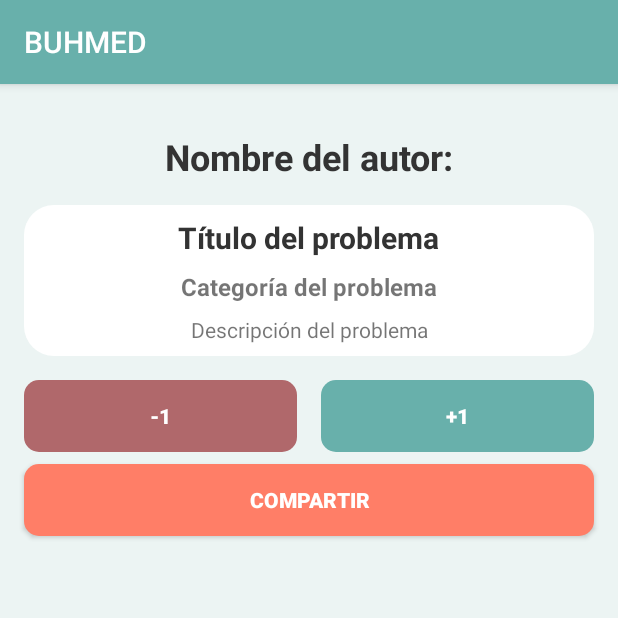
After one commit to Ilnux/Senasoft2020, an Android app: the VerPublicacionActivity screen opened directly, with no data from a screen before it, on a phone screen of 412 x 824 dp, the top half of it. The commit adds this screen. Run offline under Robolectric (Android 15) with nearby library versions, the phone set to English and light mode, and no system bars.

Commit message:
Visualizador de publicaciones interfaz terminada

```diff
--- a/app/src/main/AndroidManifest.xml
+++ b/app/src/main/AndroidManifest.xml
@@ -1,6 +1,9 @@
 <?xml version="1.0" encoding="utf-8"?>
 <manifest xmlns:android="http://schemas.android.com/apk/res/android"
     package="senasoft2020.buhmed">
+
+    <uses-permission android:name="android.permission.ACCESS_NETWORK_STATE" />
+    <uses-permission android:name="android.permission.ACCESS_WIFI_STATE" />
 
     <application
         android:allowBackup="true"
@@ -8,10 +11,11 @@
         android:label="@string/app_name"
         android:supportsRtl="true"
         android:theme="@style/AppTheme">
-
-        <activity android:name=".ActivityComuna"></activity>
-        <activity android:name=".CrearActivity" android:parentActivityName=".MainActivity">
-        </activity>
+        <activity android:name=".VerPublicacionActivity"></activity>
+        <activity android:name=".ActivityComuna" />
+        <activity
+            android:name=".CrearActivity"
+            android:parentActivityName=".MainActivity"></activity>
         <activity
             android:name=".MainActivity"
             android:label="@string/title_activity_main"
@@ -21,11 +25,10 @@
             android:theme="@drawable/splashscreen">
             <intent-filter>
                 <action android:name="android.intent.action.MAIN" />
+
                 <category android:name="android.intent.category.LAUNCHER" />
             </intent-filter>
         </activity>
     </application>
 
-    <uses-permission android:name="android.permission.ACCESS_NETWORK_STATE" />
-    <uses-permission android:name="android.permission.ACCESS_WIFI_STATE" />
 </manifest>
--- /dev/null
+++ b/app/src/main/java/senasoft2020/buhmed/VerPublicacionActivity.kt
@@ -0,0 +1,11 @@
+package senasoft2020.buhmed
+
+import androidx.appcompat.app.AppCompatActivity
+import android.os.Bundle
+
+class VerPublicacionActivity : AppCompatActivity() {
+    override fun onCreate(savedInstanceState: Bundle?) {
+        super.onCreate(savedInstanceState)
+        setContentView(R.layout.activity_ver_publicacion)
+    }
+}
--- /dev/null
+++ b/app/src/main/res/drawable/btn_rate_negative.xml
@@ -0,0 +1,12 @@
+<?xml version="1.0" encoding="utf-8"?>
+<ripple xmlns:android="http://schemas.android.com/apk/res/android"
+    android:color="@color/colorRipple">
+    <item>
+        <shape>
+            <corners
+                android:radius="10dp"/>
+            <solid
+                android:color="@color/rateNegative" />
+        </shape>
+    </item>
+</ripple>
--- /dev/null
+++ b/app/src/main/res/drawable/btn_rate_positive.xml
@@ -0,0 +1,12 @@
+<?xml version="1.0" encoding="utf-8"?>
+<ripple xmlns:android="http://schemas.android.com/apk/res/android"
+    android:color="@color/colorRipple">
+    <item>
+        <shape>
+            <corners
+                android:radius="10dp"/>
+            <solid
+                android:color="@color/ratePositive" />
+        </shape>
+    </item>
+</ripple>
--- /dev/null
+++ b/app/src/main/res/layout/activity_ver_publicacion.xml
@@ -0,0 +1,140 @@
+<?xml version="1.0" encoding="utf-8"?>
+<androidx.constraintlayout.widget.ConstraintLayout xmlns:android="http://schemas.android.com/apk/res/android"
+    xmlns:app="http://schemas.android.com/apk/res-auto"
+    xmlns:tools="http://schemas.android.com/tools"
+    android:layout_width="match_parent"
+    android:layout_height="match_parent"
+    android:background="@color/colorPrimaryLight"
+    tools:context=".VerPublicacionActivity">
+
+    <TextView
+        android:id="@+id/textViewAuthorName"
+        android:layout_width="wrap_content"
+        android:layout_height="wrap_content"
+        android:layout_marginTop="32dp"
+        android:text="@string/post_viewer_author"
+        android:textColor="@color/textBlack"
+        android:textSize="24sp"
+        android:textStyle="bold"
+        app:layout_constraintEnd_toEndOf="parent"
+        app:layout_constraintStart_toStartOf="parent"
+        app:layout_constraintTop_toTopOf="parent" />
+
+    <androidx.constraintlayout.widget.ConstraintLayout
+        android:id="@+id/postContainer"
+        android:layout_width="0dp"
+        android:layout_height="wrap_content"
+        android:layout_marginStart="16dp"
+        android:layout_marginTop="16dp"
+        android:layout_marginEnd="16dp"
+        android:background="@drawable/input_rounded"
+        app:layout_constraintEnd_toEndOf="parent"
+        app:layout_constraintStart_toStartOf="parent"
+        app:layout_constraintTop_toBottomOf="@+id/textViewAuthorName">
+
+        <TextView
+            android:id="@+id/textViewPostTitle"
+            android:layout_width="wrap_content"
+            android:layout_height="wrap_content"
+            android:layout_marginStart="8dp"
+            android:layout_marginTop="8dp"
+            android:layout_marginEnd="8dp"
+            android:text="@string/post_viewer_title"
+            android:textColor="@color/textBlack"
+            android:textSize="20sp"
+            android:textStyle="bold"
+            app:layout_constraintEnd_toEndOf="parent"
+            app:layout_constraintStart_toStartOf="parent"
+            app:layout_constraintTop_toTopOf="parent" />
+
+        <TextView
+            android:id="@+id/textViewPostCategory"
+            android:layout_width="wrap_content"
+            android:layout_height="wrap_content"
+            android:layout_marginStart="8dp"
+            android:layout_marginTop="8dp"
+            android:layout_marginEnd="8dp"
+            android:text="@string/post_viewer_category"
+            android:textSize="16sp"
+            android:textStyle="bold"
+            app:layout_constraintEnd_toEndOf="parent"
+            app:layout_constraintStart_toStartOf="parent"
+            app:layout_constraintTop_toBottomOf="@+id/textViewPostTitle" />
+
+        <TextView
+            android:id="@+id/textViewPostDesc"
+            android:layout_width="wrap_content"
+            android:layout_height="wrap_content"
+            android:layout_marginStart="8dp"
+            android:layout_marginTop="8dp"
+            android:layout_marginEnd="8dp"
+            android:layout_marginBottom="8dp"
+            android:text="@string/post_viewer_desc"
+            app:layout_constraintBottom_toBottomOf="parent"
+            app:layout_constraintEnd_toEndOf="parent"
+            app:layout_constraintStart_toStartOf="parent"
+            app:layout_constraintTop_toBottomOf="@+id/textViewPostCategory" />
+    </androidx.constraintlayout.widget.ConstraintLayout>
+
+    <androidx.constraintlayout.widget.ConstraintLayout
+        android:id="@+id/constraintLayout2"
+        android:layout_width="0dp"
+        android:layout_height="wrap_content"
+        android:layout_marginTop="16dp"
+        app:layout_constraintEnd_toEndOf="parent"
+        app:layout_constraintStart_toStartOf="parent"
+        app:layout_constraintTop_toBottomOf="@+id/postContainer">
+
+        <Button
+            android:id="@+id/buttonRateNegative"
+            android:layout_width="0dp"
+            android:layout_height="wrap_content"
+            android:layout_marginStart="16dp"
+            android:layout_marginEnd="8dp"
+            android:background="@drawable/btn_rate_negative"
+            android:text="@string/post_viewer_negative"
+            android:textColor="@color/colorWhite"
+            android:textStyle="bold"
+            app:layout_constraintEnd_toStartOf="@+id/space"
+            app:layout_constraintStart_toStartOf="parent"
+            app:layout_constraintTop_toTopOf="parent" />
+
+        <Space
+            android:id="@+id/space"
+            android:layout_width="wrap_content"
+            android:layout_height="wrap_content"
+            app:layout_constraintBottom_toBottomOf="parent"
+            app:layout_constraintEnd_toEndOf="parent"
+            app:layout_constraintStart_toStartOf="parent"
+            app:layout_constraintTop_toTopOf="parent" />
+
+        <Button
+            android:id="@+id/buttonRatePositive"
+            android:layout_width="0dp"
+            android:layout_height="wrap_content"
+            android:layout_marginStart="8dp"
+            android:layout_marginEnd="16dp"
+            android:background="@drawable/btn_rate_positive"
+            android:text="@string/post_viewer_positive"
+            android:textColor="@color/colorWhite"
+            android:textStyle="bold"
+            app:layout_constraintEnd_toEndOf="parent"
+            app:layout_constraintStart_toEndOf="@+id/space"
+            app:layout_constraintTop_toTopOf="parent" />
+    </androidx.constraintlayout.widget.ConstraintLayout>
+
+    <Button
+        android:id="@+id/buttonShare"
+        android:layout_width="0dp"
+        android:layout_height="wrap_content"
+        android:layout_marginStart="16dp"
+        android:layout_marginTop="8dp"
+        android:layout_marginEnd="16dp"
+        android:background="@drawable/btn_accent_rounded"
+        android:text="@string/post_viewer_share"
+        android:textColor="@color/colorWhite"
+        android:textStyle="bold"
+        app:layout_constraintEnd_toEndOf="parent"
+        app:layout_constraintStart_toStartOf="parent"
+        app:layout_constraintTop_toBottomOf="@+id/constraintLayout2" />
+</androidx.constraintlayout.widget.ConstraintLayout>
--- a/app/src/main/res/layout/fragment_recientes.xml
+++ b/app/src/main/res/layout/fragment_recientes.xml
@@ -23,7 +23,7 @@
             app:layout_constraintTop_toTopOf="parent" />
 
         <TextView
-            android:id="@+id/textViewTitle"
+            android:id="@+id/textViewAuthorName"
             android:layout_width="wrap_content"
             android:layout_height="wrap_content"
             android:layout_marginTop="16dp"
@@ -44,7 +44,7 @@
             app:layout_constraintBottom_toTopOf="@+id/BottomBar"
             app:layout_constraintEnd_toEndOf="parent"
             app:layout_constraintStart_toStartOf="parent"
-            app:layout_constraintTop_toBottomOf="@+id/textViewTitle" />
+            app:layout_constraintTop_toBottomOf="@+id/textViewAuthorName" />
 
         <androidx.constraintlayout.widget.ConstraintLayout
             android:id="@+id/BottomBar"
--- a/app/src/main/res/layout/fragment_votadas.xml
+++ b/app/src/main/res/layout/fragment_votadas.xml
@@ -22,7 +22,7 @@
             app:layout_constraintTop_toTopOf="parent" />
 
         <TextView
-            android:id="@+id/textViewTitle"
+            android:id="@+id/textViewAuthorName"
             android:layout_width="wrap_content"
             android:layout_height="wrap_content"
             android:layout_marginTop="16dp"
@@ -43,7 +43,7 @@
             app:layout_constraintBottom_toTopOf="@+id/bottomBar"
             app:layout_constraintEnd_toEndOf="parent"
             app:layout_constraintStart_toStartOf="parent"
-            app:layout_constraintTop_toBottomOf="@+id/textViewTitle" />
+            app:layout_constraintTop_toBottomOf="@+id/textViewAuthorName" />
 
         <androidx.constraintlayout.widget.ConstraintLayout
             android:id="@+id/bottomBar"
--- a/app/src/main/res/values/strings.xml
+++ b/app/src/main/res/values/strings.xml
@@ -29,6 +29,13 @@
     <string name="crear_nombre_hint">Título del problema</string>
     <string name="crear_desc_hint">Descripción de problema (procura ser breve)</string>
     <string name="publicar">Publicar</string>
+    <string name="post_viewer_author">Nombre del autor:</string>
+    <string name="post_viewer_title">Título del problema</string>
+    <string name="post_viewer_category">Categoría del problema</string>
+    <string name="post_viewer_desc">Descripción del problema</string>
+    <string name="post_viewer_negative">-1</string>
+    <string name="post_viewer_positive">+1</string>
+    <string name="post_viewer_share">Compartir</string>
     <!-- TODO: Remove or change this placeholder text -->
     <string name="hello_blank_fragment">Hello blank fragment</string>
 </resources>
```
